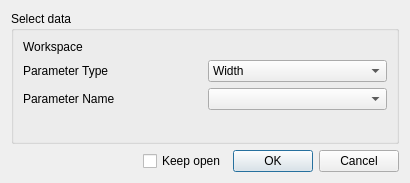
Qt form qt/scientific_interfaces/Indirect/JumpFitAddWorkspaceDialog.ui (mantidproject/mantid) before a commit.
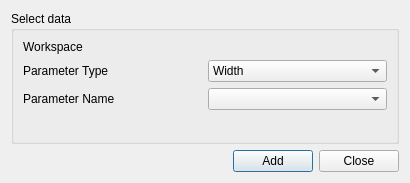
The same form after that commit. Custom widgets are drawn as their Qt base class.

What changed in the file:
```diff
--- a/qt/scientific_interfaces/Indirect/JumpFitAddWorkspaceDialog.ui
+++ b/qt/scientific_interfaces/Indirect/JumpFitAddWorkspaceDialog.ui
@@ -120,19 +120,16 @@
        </spacer>
       </item>
       <item>
-       <widget class="QCheckBox" name="ckKeepOpen">
+       <widget class="QPushButton" name="pbAdd">
         <property name="text">
-         <string>Keep open</string>
+         <string>Add</string>
         </property>
        </widget>
       </item>
       <item>
-       <widget class="QDialogButtonBox" name="buttonBox">
-        <property name="orientation">
-         <enum>Qt::Horizontal</enum>
-        </property>
-        <property name="standardButtons">
-         <set>QDialogButtonBox::Cancel|QDialogButtonBox::Ok</set>
+       <widget class="QPushButton" name="pbClose">
+        <property name="text">
+         <string>Close</string>
         </property>
        </widget>
       </item>
```
Left out of the diff: 30 changed lines with no effect on the pictures.
